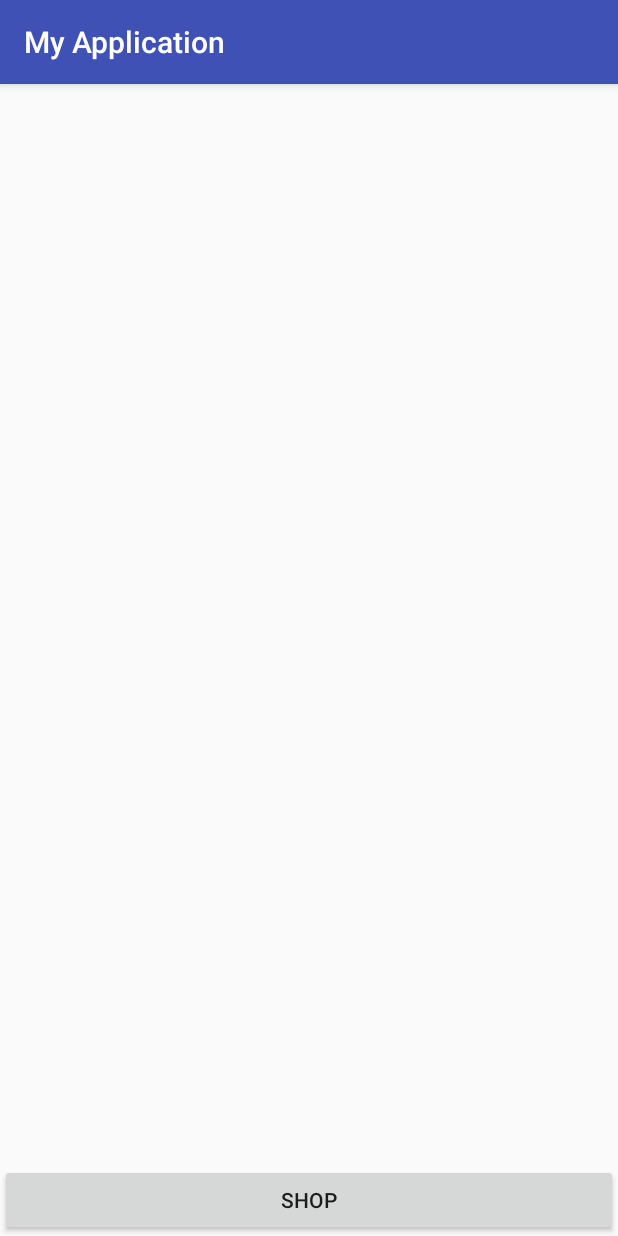
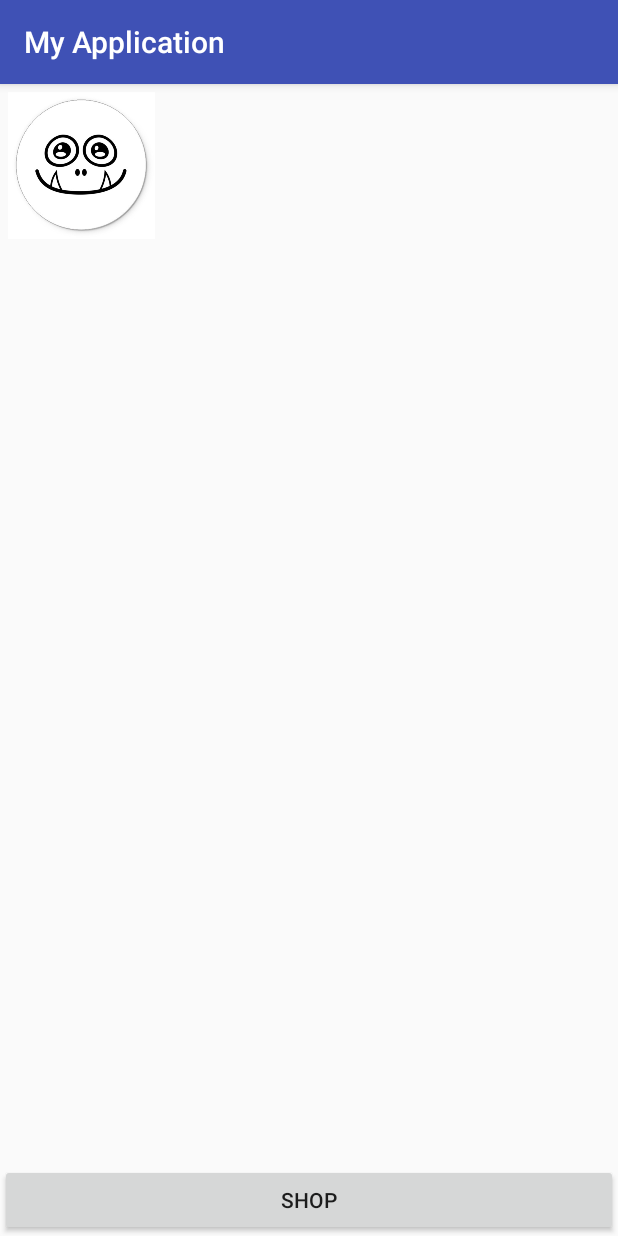
Before and after one commit to nikita0971/ClickAllOfThem, an Android app: the screen it shows after launch (MainActivity), on a phone screen of 412 x 824 dp. Run offline under Robolectric (Android 15) with nearby library versions, the phone set to English and light mode, and no system bars.

Commit message:
Monstrik added

```diff
--- a/app/src/main/res/layout/activity_main.xml
+++ b/app/src/main/res/layout/activity_main.xml
@@ -34,5 +34,21 @@
 
         android:visibility="invisible"
         />
+    <LinearLayout
+        xmlns:android="http://schemas.android.com/apk/res/android"
+        android:orientation="vertical"
+        android:layout_width="match_parent"
+        android:layout_height="match_parent"
+        android:padding="5dp"
+        android:weightSum="1">
+
+    <ImageView
+        android:id="@+id/imageView"
+        android:layout_width="98dp"
+        android:layout_height="98dp"
+        android:src="@drawable/monstrik" />
+
+    </LinearLayout>
+
 
 </RelativeLayout>
```
Also changed, not shown: app/src/main/java/com/example/myapplication/Monsters.java (added, +8 -0 lines), app/src/main/res/layout/graphics.xml (deleted, +0 -17 lines).
